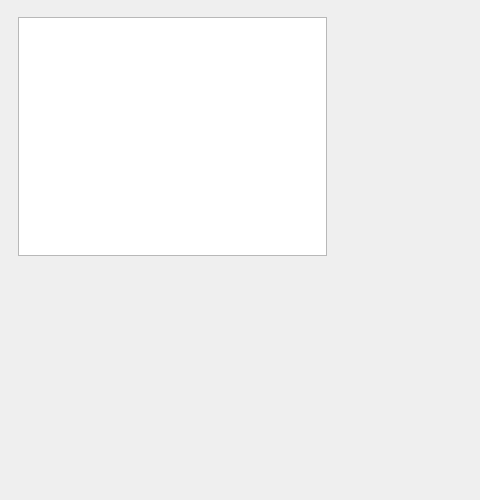
This is src/playlist_window.ui in StevenHuang2020/VideoPlayer as Qt 5 draws it before an edit. The edited form follows.
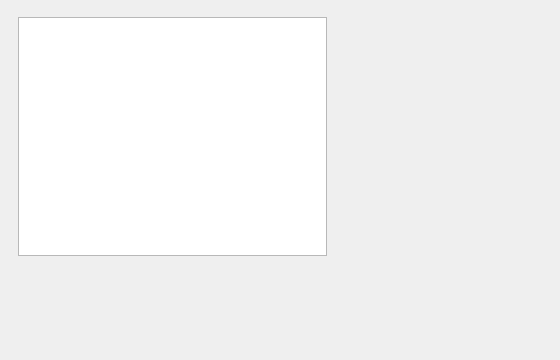
This is the edited form.

```diff
--- a/src/playlist_window.ui
+++ b/src/playlist_window.ui
@@ -9,14 +9,14 @@
    <rect>
     <x>0</x>
     <y>0</y>
-    <width>480</width>
-    <height>500</height>
+    <width>560</width>
+    <height>360</height>
    </rect>
   </property>
   <property name="minimumSize">
    <size>
-    <width>480</width>
-    <height>500</height>
+    <width>560</width>
+    <height>360</height>
    </size>
   </property>
   <property name="windowTitle">
```
